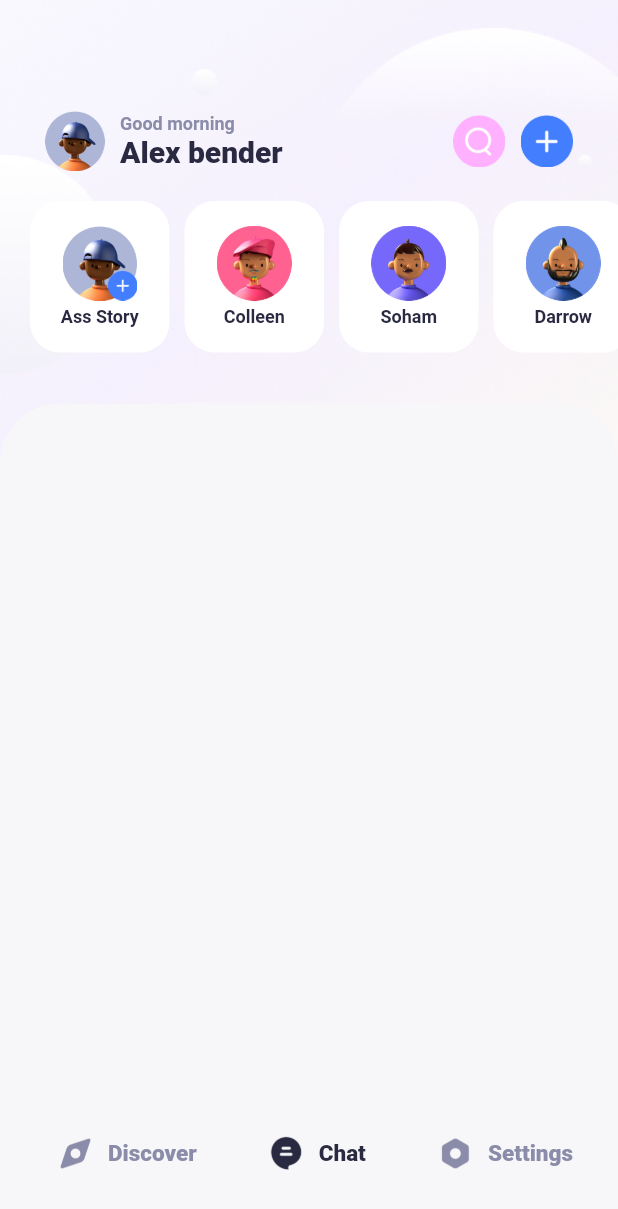
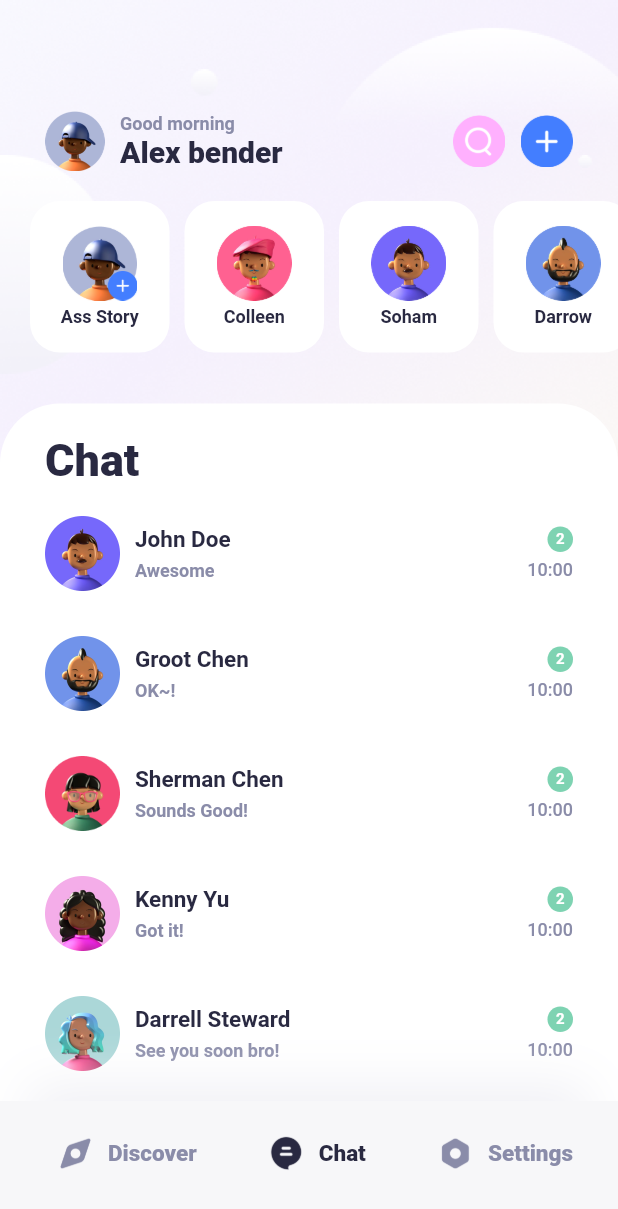
Before and after one commit to MarveleE/MallChat-Mobile, a Flutter app: the screen it shows after launch, on a phone screen of 412 x 824 dp. Shown: the top 1209 px of the screen. Run offline on Flutter 3.47's test engine with Material 2 defaults, Android fonts, the phone set to English and light mode, and no system bars.

Commit message:
Chat Home List

```diff
--- a/mall_chat/lib/main.dart
+++ b/mall_chat/lib/main.dart
@@ -2,10 +2,9 @@ import 'package:flutter/material.dart';
 import 'package:flutter/services.dart';
 import 'package:mall_chat/views/tab_bar/chat_home_view.dart';
 import 'package:mall_chat/views/tab_bar/tab_bar_view.dart';
+
 void main() {
-  SystemChrome.setSystemUIOverlayStyle(
-    SystemUiOverlayStyle.dark
-  );
+  SystemChrome.setSystemUIOverlayStyle(SystemUiOverlayStyle.dark);
   runApp(const MainApp());
 }
 
--- /dev/null
+++ b/mall_chat/lib/views/tab_bar/chat_home_list_view.dart
@@ -0,0 +1,170 @@
+import 'package:flutter/material.dart';
+import '../../Constants/color.dart';
+
+// ignore: must_be_immutable
+class ChatHomeListContainerView extends StatelessWidget {
+  const ChatHomeListContainerView({super.key});
+
+  @override
+  Widget build(BuildContext context) {
+    return Column(
+      crossAxisAlignment: CrossAxisAlignment.start,
+      children: [
+        Text(
+          "Chat",
+          style: TextStyle(
+              color: ThemeProvider.textActivate,
+              fontSize: 30,
+              fontWeight: FontWeight.w800),
+        ),
+        ChatHomeListView(),
+      ],
+    );
+  }
+}
+
+class ChatHomeListData {
+  String avatarName;
+  String name;
+  String message;
+  String time;
+  int? unreadMessage;
+
+  ChatHomeListData(
+      {required this.avatarName,
+      required this.name,
+      required this.message,
+      required this.time,
+      this.unreadMessage});
+}
+
+// ignore: must_be_immutable
+class ChatHomeListView extends StatelessWidget {
+  ChatHomeListView({super.key});
+
+  List<ChatHomeListData> chatListData = [
+    ChatHomeListData(
+        avatarName: "assets/avatars/03.png",
+        name: "John Doe",
+        message: "Awesome",
+        time: "10:00",
+        unreadMessage: 2),
+    ChatHomeListData(
+        avatarName: "assets/avatars/04.png",
+        name: "Groot Chen",
+        message: "OK~!",
+        time: "10:00",
+        unreadMessage: 2),
+    ChatHomeListData(
+        avatarName: "assets/avatars/05.png",
+        name: "Sherman Chen",
+        message: "Sounds Good!",
+        time: "10:00",
+        unreadMessage: 2),
+    ChatHomeListData(
+        avatarName: "assets/avatars/06.png",
+        name: "Kenny Yu",
+        message: "Got it!",
+        time: "10:00",
+        unreadMessage: 2),
+    ChatHomeListData(
+        avatarName: "assets/avatars/07.png",
+        name: "Darrell Steward",
+        message: "See you soon bro!",
+        time: "10:00",
+        unreadMessage: 2),
+  ];
+
+  @override
+  Widget build(BuildContext context) {
+    return ListView.builder(
+      padding: const EdgeInsets.only(top: 20),
+      scrollDirection: Axis.vertical,
+      physics: const AlwaysScrollableScrollPhysics(),
+      itemCount: chatListData.length,
+      shrinkWrap: true,
+      itemBuilder: (context, index) {
+        return ChatHomeListRowView(
+          chatRowData: chatListData[index],
+        );
+      },
+    );
+  }
+}
+
+// ignore: must_be_immutable
+class ChatHomeListRowView extends StatelessWidget {
+  ChatHomeListRowView({super.key, required this.chatRowData});
+  ChatHomeListData chatRowData;
+
+  @override
+  Widget build(BuildContext context) {
+    return Container(
+      padding: const EdgeInsets.only(bottom: 30),
+      alignment: Alignment.topCenter,
+      child: Row(
+        children: [
+          Image(
+              image: AssetImage(chatRowData.avatarName), width: 50, height: 50),
+          const SizedBox(width: 10),
+          nameAndMessage(),
+          const Spacer(),
+          unreadAndTime()
+        ],
+      ),
+    );
+  }
+
+  Column unreadAndTime() {
+    return Column(
+      crossAxisAlignment: CrossAxisAlignment.end,
+      children: [
+        Container(
+          alignment: Alignment.center,
+          width: 17,
+          height: 17,
+          decoration: BoxDecoration(
+            color: "#7ED3B2".toColor(),
+            borderRadius: BorderRadius.circular(8.5),
+          ),
+          child: Text(
+            chatRowData.unreadMessage.toString(),
+            style: const TextStyle(
+                color: Colors.white, fontWeight: FontWeight.w700, fontSize: 10),
+          ),
+        ),
+        const SizedBox(height: 5),
+        Text(
+          chatRowData.time,
+          style: TextStyle(
+              color: ThemeProvider.textSecondary,
+              fontWeight: FontWeight.w500,
+              fontSize: 12),
+        ),
+      ],
+    );
+  }
+
+  Column nameAndMessage() {
+    return Column(
+      crossAxisAlignment: CrossAxisAlignment.start,
+      children: [
+        Text(
+          chatRowData.name,
+          style: TextStyle(
+              color: ThemeProvider.textActivate,
+              fontWeight: FontWeight.w700,
+              fontSize: 15),
+        ),
+        const SizedBox(height: 5),
+        Text(
+          chatRowData.message,
+          style: TextStyle(
+              color: ThemeProvider.textSecondary,
+              fontWeight: FontWeight.w600,
+              fontSize: 12),
+        ),
+      ],
+    );
+  }
+}
--- a/mall_chat/lib/views/tab_bar/chat_home_view.dart
+++ b/mall_chat/lib/views/tab_bar/chat_home_view.dart
@@ -2,6 +2,7 @@ import 'package:flutter/material.dart';
 import 'package:mall_chat/Constants/color.dart';
 
 import 'chat_home_friends_view.dart';
+import 'chat_home_list_view.dart';
 
 class ChatHomeView extends StatelessWidget {
   const ChatHomeView({super.key});
@@ -24,11 +25,17 @@ class ChatHomeView extends StatelessWidget {
               const SizedBox(height: 34),
               Expanded(
                 child: Container(
-                  decoration: BoxDecoration(
-                    color: ThemeProvider.backgroundWhite,
-                    borderRadius: const BorderRadius.only(
-                        topLeft: Radius.circular(40),
-                        topRight: Radius.circular(40)),
+                  width: MediaQuery.of(context).size.width,
+                  decoration: const BoxDecoration(
+                    color: Colors.white,
+                    borderRadius: BorderRadius.only(
+                      topLeft: Radius.circular(40),
+                      topRight: Radius.circular(40),
+                    ),
+                  ),
+                  child: Padding(
+                    padding: const EdgeInsets.fromLTRB(30, 20, 30, 20),
+                    child: ChatHomeListContainerView(),
                   ),
                 ),
               ),
--- a/mall_chat/lib/views/tab_bar/tab_bar_view.dart
+++ b/mall_chat/lib/views/tab_bar/tab_bar_view.dart
@@ -7,18 +7,39 @@ class ChatTabBarView extends StatelessWidget {
   @override
   Widget build(BuildContext context) {
     return Container(
+      decoration: BoxDecoration(
+        color: ThemeProvider.backgroundWhite,
+        boxShadow: const [
+          BoxShadow(
+            offset: Offset(0, -30),
+            blurRadius: 30,
+            spreadRadius: -20,
+            color: Color(0xFFF0F0F5),
+          ),
+        ],
+      ),
       padding: const EdgeInsets.only(left: 30, right: 30),
       width: MediaQuery.of(context).size.width,
       height: 90.0,
       alignment: Alignment.topCenter,
-      color: ThemeProvider.backgroundWhite,
       child: Row(
         children: [
-          ChatTabBarItem(iconName: "Discover_bar.png", tabName: "Discover", textColor: ThemeProvider.textSecondary,),
+          ChatTabBarItem(
+            iconName: "Discover_bar.png",
+            tabName: "Discover",
+            textColor: ThemeProvider.textSecondary,
+          ),
           const Spacer(),
-          ChatTabBarItem(iconName: "Chat_bar.png", tabName: "Chat", textColor: ThemeProvider.textActivate),
+          ChatTabBarItem(
+              iconName: "Chat_bar.png",
+              tabName: "Chat",
+              textColor: ThemeProvider.textActivate),
           const Spacer(),
-          ChatTabBarItem(iconName: "Settings_bar.png", tabName: "Settings", textColor: ThemeProvider.textSecondary,),
+          ChatTabBarItem(
+            iconName: "Settings_bar.png",
+            tabName: "Settings",
+            textColor: ThemeProvider.textSecondary,
+          ),
         ],
       ),
     );
@@ -27,7 +48,11 @@ class ChatTabBarView extends StatelessWidget {
 
 // ignore: must_be_immutable
 class ChatTabBarItem extends StatelessWidget {
-  ChatTabBarItem({super.key, required this.iconName, required this.tabName, required this.textColor});
+  ChatTabBarItem(
+      {super.key,
+      required this.iconName,
+      required this.tabName,
+      required this.textColor});
   String iconName;
   String tabName;
   Color textColor;
@@ -38,9 +63,17 @@ class ChatTabBarItem extends StatelessWidget {
       padding: const EdgeInsets.only(top: 15),
       child: Row(
         children: [
-          Image.asset("assets/icons/$iconName", width: 40, height: 40,),
+          Image.asset(
+            "assets/icons/$iconName",
+            width: 40,
+            height: 40,
+          ),
           const SizedBox(width: 2),
-          Text(tabName, style: TextStyle(color: textColor, fontSize: 15, fontWeight: FontWeight.w800),),
+          Text(
+            tabName,
+            style: TextStyle(
+                color: textColor, fontSize: 15, fontWeight: FontWeight.w800),
+          ),
         ],
       ),
     );
```
